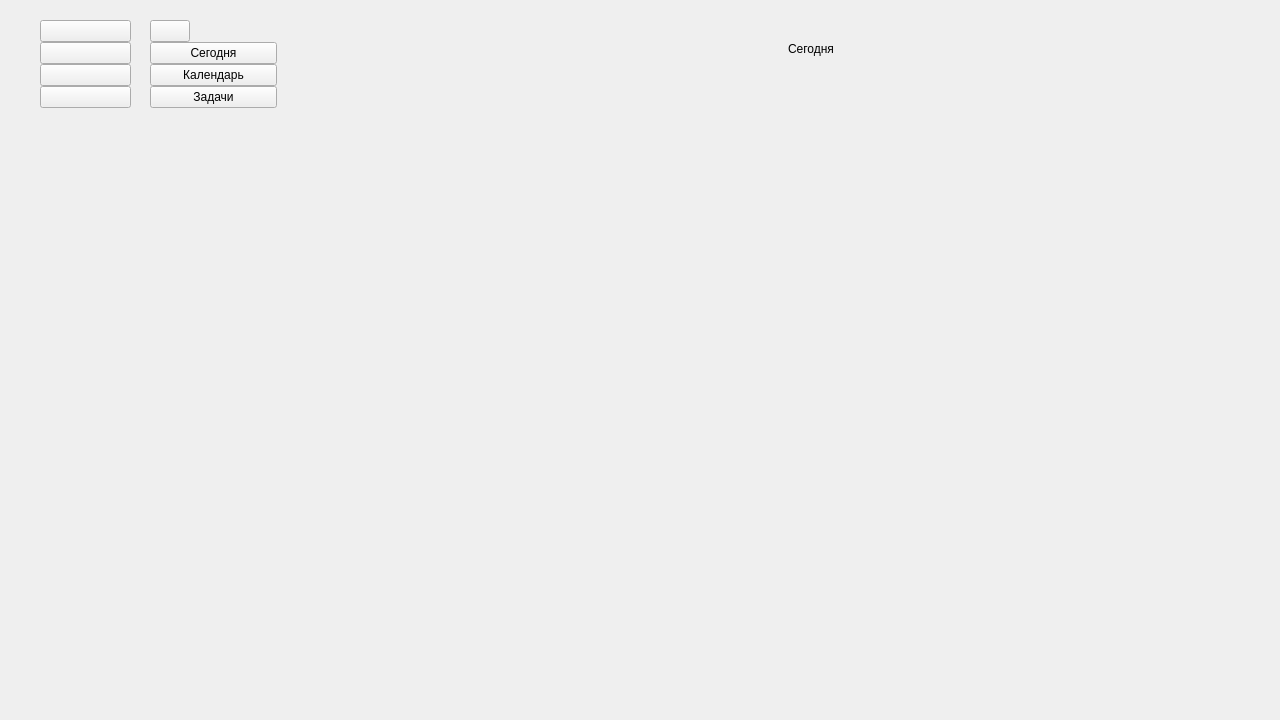
Qt form mainwindow.ui (fnDxrk/ToDo_VPHAMI) before a commit.
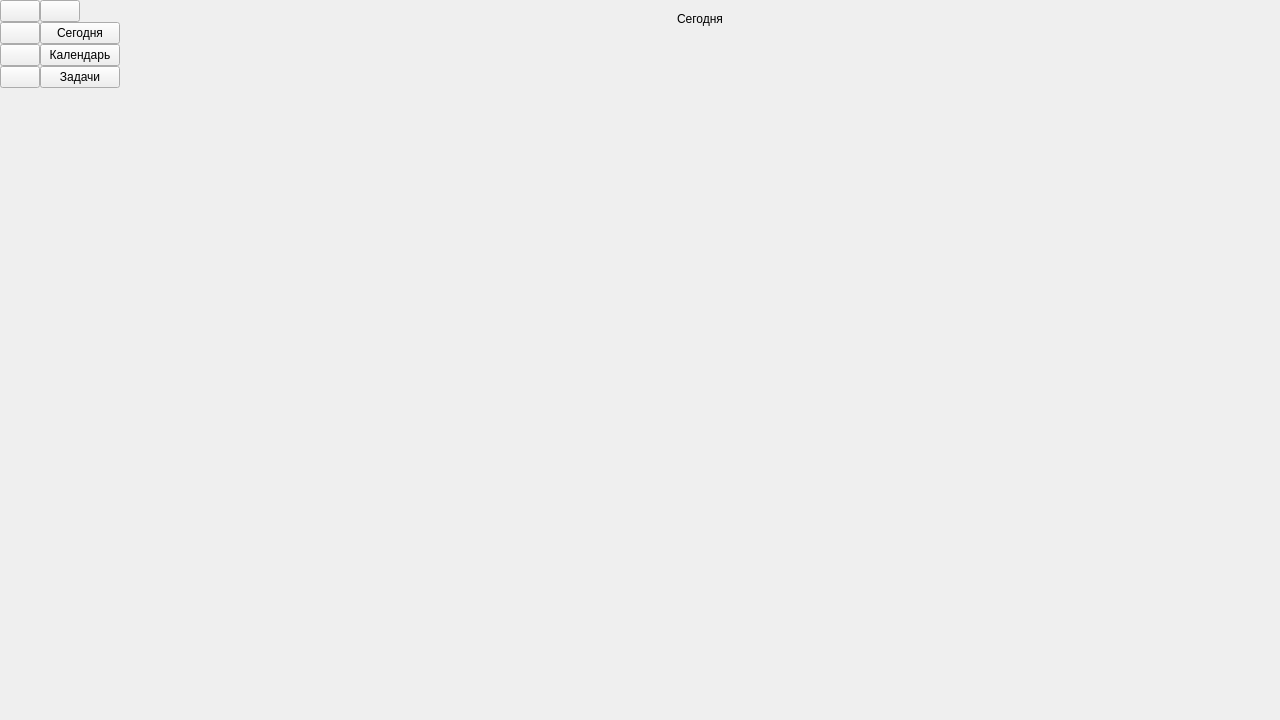
The same form after that commit. Icons and pictures are not drawn.

Commit message: Remove margins for central widget

What changed in the file:
```diff
--- a/mainwindow.ui
+++ b/mainwindow.ui
@@ -14,15 +14,24 @@
    <string>MainWindow</string>
   </property>
   <widget class="QWidget" name="centralwidget">
+   <layout class="QGridLayout" name="gridLayout">
+    <property name="leftMargin">
+     <number>0</number>
+    </property>
+    <property name="topMargin">
+     <number>0</number>
+    </property>
+    <property name="rightMargin">
+     <number>0</number>
+    </property>
+    <property name="bottomMargin">
+     <number>0</number>
+    </property>
+    <property name="spacing">
+     <number>0</number>
+    </property>
+    <item row="0" column="0">
    <widget class="QWidget" name="icon_menu_widget" native="true">
-    <property name="geometry">
-     <rect>
-      <x>40</x>
-      <y>20</y>
-      <width>91</width>
-      <height>669</height>
-     </rect>
-    </property>
     <layout class="QVBoxLayout" name="verticalLayout_3">
      <property name="spacing">
       <number>0</number>
@@ -119,22 +128,16 @@
        <property name="sizeHint" stdset="0">
         <size>
          <width>20</width>
-         <height>494</height>
+           <height>545</height>
         </size>
        </property>
       </spacer>
      </item>
     </layout>
    </widget>
+    </item>
+    <item row="0" column="1">
    <widget class="QWidget" name="full_menu_widget" native="true">
-    <property name="geometry">
-     <rect>
-      <x>150</x>
-      <y>20</y>
-      <width>127</width>
-      <height>661</height>
-     </rect>
-    </property>
     <layout class="QVBoxLayout" name="verticalLayout_4">
      <property name="spacing">
       <number>0</number>
@@ -177,6 +180,9 @@
            <property name="orientation">
             <enum>Qt::Horizontal</enum>
            </property>
+             <property name="sizeType">
+              <enum>QSizePolicy::Minimum</enum>
+             </property>
            <property name="sizeHint" stdset="0">
             <size>
              <width>40</width>
@@ -248,22 +254,16 @@
        <property name="sizeHint" stdset="0">
         <size>
          <width>20</width>
-         <height>484</height>
+           <height>543</height>
         </size>
        </property>
       </spacer>
      </item>
     </layout>
    </widget>
+    </item>
+    <item row="0" column="2">
    <widget class="QWidget" name="workspace_widget" native="true">
-    <property name="geometry">
-     <rect>
-      <x>360</x>
-      <y>30</y>
-      <width>901</width>
-      <height>661</height>
-     </rect>
-    </property>
     <layout class="QVBoxLayout" name="verticalLayout_5">
      <property name="spacing">
       <number>0</number>
@@ -334,6 +334,8 @@
      </item>
     </layout>
    </widget>
+    </item>
+   </layout>
   </widget>
  </widget>
  <resources>
```
Lines whose indentation alone changed are shown as unchanged.
